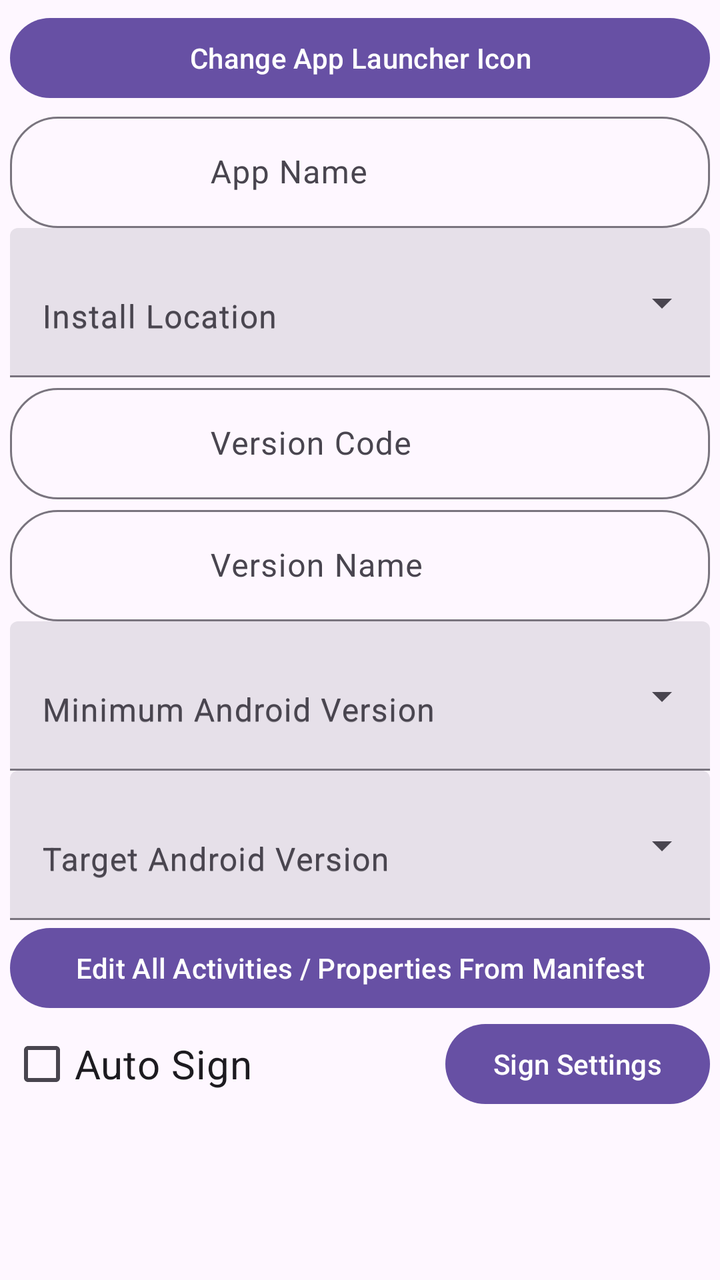
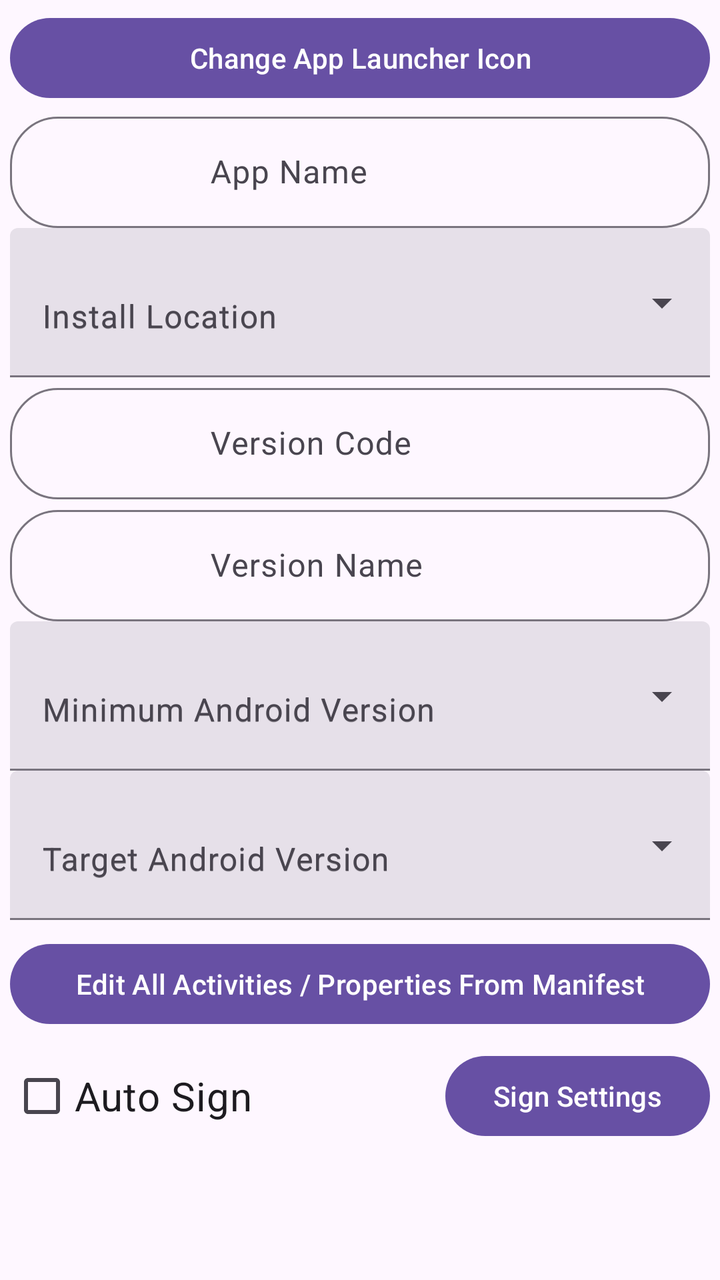

The first picture is an Android layout as it rendered before a commit; the second is the same layout after the commit. The layout source and the unified diff follow.
<!-- AndroidManifest.xml: application theme Theme.Material3.DayNight.NoActionBar -->
<!-- res/layout/quick_edit_dialog.xml -->
<?xml version="1.0" encoding="utf-8"?>
<ScrollView
    xmlns:android="http://schemas.android.com/apk/res/android"
    xmlns:app="http://schemas.android.com/apk/res-auto"
    android:layout_width="match_parent"
    android:layout_height="wrap_content"
    android:orientation="vertical"
    android:padding="5dp">
    <LinearLayout android:orientation="vertical"
        android:layout_width="match_parent"
        android:layout_height="wrap_content">

        <com.google.android.material.button.MaterialButton
            android:layout_width="fill_parent"
            android:layout_height="wrap_content"
            android:id="@+id/app_lancer_icon"
            android:text="@string/change_app_launcher_icon">

        </com.google.android.material.button.MaterialButton>

        <com.google.android.material.textfield.TextInputLayout
            android:id="@+id/appNameInputLayout"
            android:layout_width="match_parent"
            android:layout_height="wrap_content"
            app:boxBackgroundMode="outline"
            app:boxCornerRadiusTopStart="24dp"
            app:boxCornerRadiusTopEnd="24dp"
            android:hint="@string/appname"
            app:boxCornerRadiusBottomStart="24dp"
            app:boxCornerRadiusBottomEnd="24dp"
            >

            <com.google.android.material.textfield.TextInputEditText
                android:id="@+id/appNameInput"
                android:layout_width="match_parent"
                android:paddingEnd="100dp"
                android:paddingStart="100dp"
                android:layout_height="wrap_content"
                android:importantForAutofill="no"
                android:inputType="text" />
        </com.google.android.material.textfield.TextInputLayout>

        <com.google.android.material.textfield.TextInputLayout
            android:id="@+id/install_location_dropdown"
            style="@style/Widget.Material3.TextInputLayout.FilledBox.ExposedDropdownMenu"
            android:layout_width="match_parent"
            android:layout_height="wrap_content"
            android:hint="@string/install_location">

            <AutoCompleteTextView
                android:id="@+id/install_location"
                android:layout_width="match_parent"
                android:layout_height="wrap_content"
                android:inputType="none"
                android:singleLine="false"
                android:lines="2"
                android:hint="@string/install_location"
                android:maxLines="3"/>
        </com.google.android.material.textfield.TextInputLayout>

        <com.google.android.material.textfield.TextInputLayout
            android:id="@+id/verCodeInputLayout"
            android:layout_width="match_parent"
            android:layout_height="wrap_content"
            app:boxBackgroundMode="outline"
            app:boxCornerRadiusTopStart="24dp"
            app:boxCornerRadiusTopEnd="24dp"
            android:hint="@string/version_code"
            app:boxCornerRadiusBottomStart="24dp"
            app:boxCornerRadiusBottomEnd="24dp" >

            <com.google.android.material.textfield.TextInputEditText
                android:id="@+id/verCodeInput"
                android:layout_width="match_parent"
                android:paddingEnd="100dp"
                android:paddingStart="100dp"
                android:layout_height="wrap_content"
                android:importantForAutofill="no"
                android:inputType="number" />
        </com.google.android.material.textfield.TextInputLayout>

        <com.google.android.material.textfield.TextInputLayout
            android:id="@+id/verNameInputLayout"
            android:layout_width="match_parent"
            android:layout_height="wrap_content"
            app:boxBackgroundMode="outline"
            app:boxCornerRadiusTopStart="24dp"
            app:boxCornerRadiusTopEnd="24dp"
            android:hint="@string/version_name"
            app:boxCornerRadiusBottomStart="24dp"
            app:boxCornerRadiusBottomEnd="24dp" >

            <com.google.android.material.textfield.TextInputEditText
                android:id="@+id/verNameInput"
                android:layout_width="match_parent"
                android:paddingEnd="100dp"
                android:paddingStart="100dp"
                android:layout_height="wrap_content"
                android:importantForAutofill="no"
                android:inputType="text" />
        </com.google.android.material.textfield.TextInputLayout>

        <com.google.android.material.textfield.TextInputLayout
            android:id="@+id/minsdk_dropdown"
            style="@style/Widget.Material3.TextInputLayout.FilledBox.ExposedDropdownMenu"
            android:layout_width="match_parent"
            android:layout_height="wrap_content"
            android:hint="@string/minimum_android_version">

            <AutoCompleteTextView
                android:id="@+id/minSdk"
                android:layout_width="match_parent"
                android:layout_height="wrap_content"
                android:inputType="none"
                android:singleLine="false"
                android:lines="2"
                android:hint="@string/minimum_android_version"
                android:maxLines="3"/>
        </com.google.android.material.textfield.TextInputLayout>

        <com.google.android.material.textfield.TextInputLayout
            android:id="@+id/targetsdk_dropdown"
            style="@style/Widget.Material3.TextInputLayout.FilledBox.ExposedDropdownMenu"
            android:layout_width="match_parent"
            android:layout_height="wrap_content"
            android:hint="@string/target_android_version">

            <AutoCompleteTextView
                android:id="@+id/targetSdk"
                android:layout_width="match_parent"
                android:layout_height="wrap_content"
                android:hint="@string/target_android_version"
                android:inputType="none"
                android:lines="2"
                android:maxLines="3"
                android:singleLine="false" />
        </com.google.android.material.textfield.TextInputLayout>
        <com.google.android.material.button.MaterialButton
            android:layout_width="fill_parent"
            android:layout_height="wrap_content"
            android:id="@+id/editall"
            android:text="@string/edit_all_ac" />

        <FrameLayout
            android:layout_width="fill_parent"
            android:layout_height="wrap_content"
            android:id="@+id/signBox"
            android:orientation="horizontal">
            <com.google.android.material.checkbox.MaterialCheckBox
                android:text="@string/auto_sign"
                android:textSize="20sp"
                android:id="@+id/autosign"
                android:layout_gravity="start"
                android:layout_width="wrap_content"
                android:layout_height="wrap_content">

            </com.google.android.material.checkbox.MaterialCheckBox>
            <com.google.android.material.button.MaterialButton
                android:layout_gravity="end"
                android:id="@+id/sign_settings"
                android:text="@string/sign_set"
                android:layout_width="wrap_content"
                android:layout_height="wrap_content" />
        </FrameLayout>
    </LinearLayout>
</ScrollView>
<!-- resources referenced by this layout -->
<resources>
  <string name="appname">App Name</string>
  <string name="auto_sign">Auto Sign</string>
  <string name="change_app_launcher_icon">Change App Launcher Icon</string>
  <string name="edit_all_ac">Edit All Activities / Properties From Manifest</string>
  <string name="install_location">Install Location</string>
  <string name="minimum_android_version">Minimum Android Version</string>
  <string name="sign_set">Sign Settings</string>
  <string name="target_android_version">Target Android Version</string>
  <string name="version_code">Version Code</string>
  <string name="version_name">Version Name</string>
</resources>

<!-- the commit's change to res/layout/quick_edit_dialog.xml (unified diff, before → after) -->
@@ -135,7 +135,9 @@
                 android:maxLines="3"
                 android:singleLine="false" />
         </com.google.android.material.textfield.TextInputLayout>
+
         <com.google.android.material.button.MaterialButton
+            android:layout_marginTop="8dp"
             android:layout_width="fill_parent"
             android:layout_height="wrap_content"
             android:id="@+id/editall"
@@ -145,16 +147,15 @@
             android:layout_width="fill_parent"
             android:layout_height="wrap_content"
             android:id="@+id/signBox"
-            android:orientation="horizontal">
+            android:orientation="horizontal"
+            android:layout_marginTop="8dp">
             <com.google.android.material.checkbox.MaterialCheckBox
                 android:text="@string/auto_sign"
                 android:textSize="20sp"
                 android:id="@+id/autosign"
                 android:layout_gravity="start"
                 android:layout_width="wrap_content"
-                android:layout_height="wrap_content">
-
-            </com.google.android.material.checkbox.MaterialCheckBox>
+                android:layout_height="wrap_content" />
             <com.google.android.material.button.MaterialButton
                 android:layout_gravity="end"
                 android:id="@+id/sign_settings"
